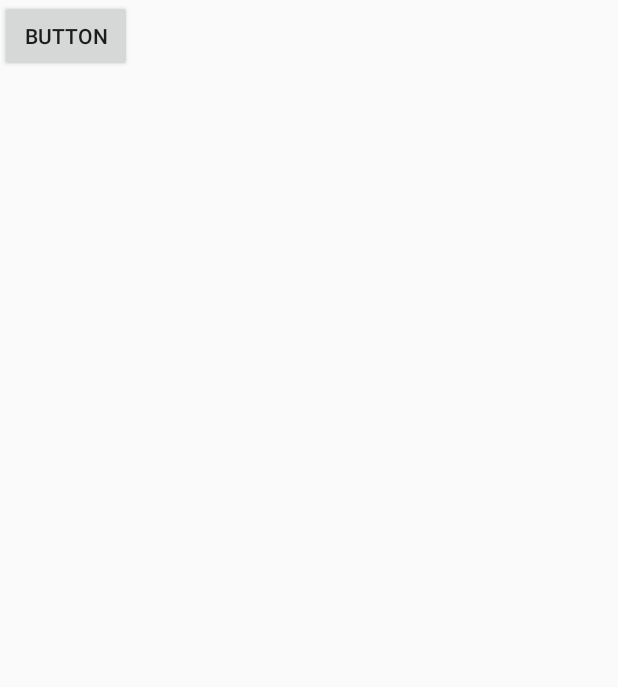
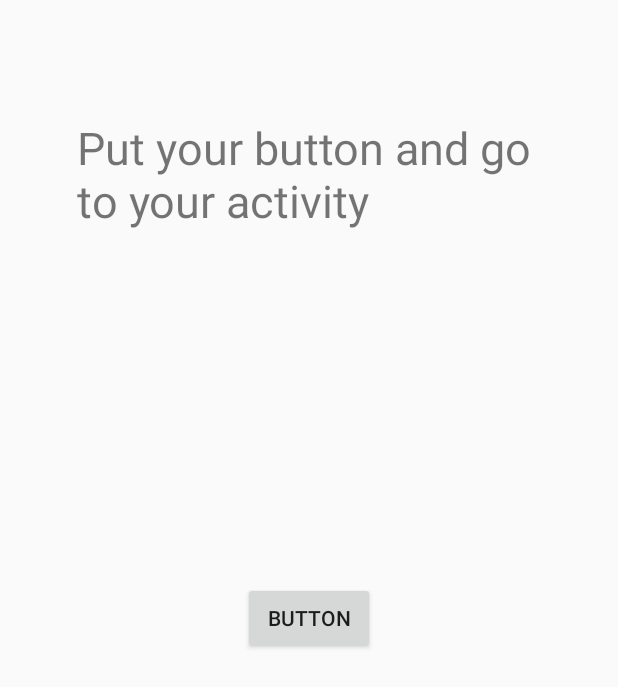
Before and after one commit to Human-Care-Tech/HumanCare, an Android app: the screen it shows after launch (MainActivity), on a phone screen of 412 x 824 dp. Shown: the top 687 px of the screen. Run offline under Robolectric (Android 15) with nearby library versions, the phone set to English and light mode, and no system bars.

Commit message:
addding some

```diff
--- a/app/src/main/AndroidManifest.xml
+++ b/app/src/main/AndroidManifest.xml
@@ -20,7 +20,10 @@
                 <category android:name="android.intent.category.LAUNCHER" />
             </intent-filter>
         </activity>
-        <activity android:name=".drugs.medicine.MedicineActivity" >
+        <activity android:name=".drugs.medicine.MedicineActivity"
+
+            android:parentActivityName=".Home.MainActivity" >
+
             <intent-filter>
                 <action android:name="android.intent.action.MAIN" />
 
--- a/app/src/main/java/com/gautam/medicinetime/Home/MainActivity.java
+++ b/app/src/main/java/com/gautam/medicinetime/Home/MainActivity.java
@@ -21,4 +21,5 @@ public class MainActivity extends AppCompatActivity {
         startActivity(intent);
 
     }
+
 }
--- a/app/src/main/java/com/gautam/medicinetime/drugs/medicine/MedicineActivity.java
+++ b/app/src/main/java/com/gautam/medicinetime/drugs/medicine/MedicineActivity.java
@@ -152,4 +152,5 @@ public class MedicineActivity extends AppCompatActivity {
         isExpanded = !isExpanded;
         appBarLayout.setExpanded(isExpanded, true);
     }
+
 }
--- a/app/src/main/res/layout/activity_main.xml
+++ b/app/src/main/res/layout/activity_main.xml
@@ -10,8 +10,24 @@
         android:id="@+id/button"
         android:layout_width="wrap_content"
         android:layout_height="wrap_content"
+        android:onClick="GoToMain"
         android:text="Button"
-        android:onClick="GoToMain"
-        tools:layout_editor_absoluteX="169dp"
-        tools:layout_editor_absoluteY="298dp" />
+        app:layout_constraintBottom_toBottomOf="parent"
+        app:layout_constraintEnd_toEndOf="parent"
+        app:layout_constraintStart_toStartOf="parent"
+        app:layout_constraintTop_toTopOf="parent" />
+
+    <TextView
+        android:id="@+id/textView2"
+        android:layout_width="309dp"
+        android:layout_height="86dp"
+        android:text="Put your button and go to your activity "
+        app:layout_constraintBottom_toBottomOf="parent"
+        app:layout_constraintEnd_toEndOf="parent"
+        app:layout_constraintHorizontal_bias="0.497"
+        app:layout_constraintStart_toStartOf="parent"
+        app:layout_constraintTop_toTopOf="parent"
+        android:textSize="30dp"
+        app:layout_constraintVertical_bias="0.106" />
+
 </androidx.constraintlayout.widget.ConstraintLayout>
```
Also changed, not shown: app/src/main/res/layout/activity_medicine.xml (+10 -2 lines).
